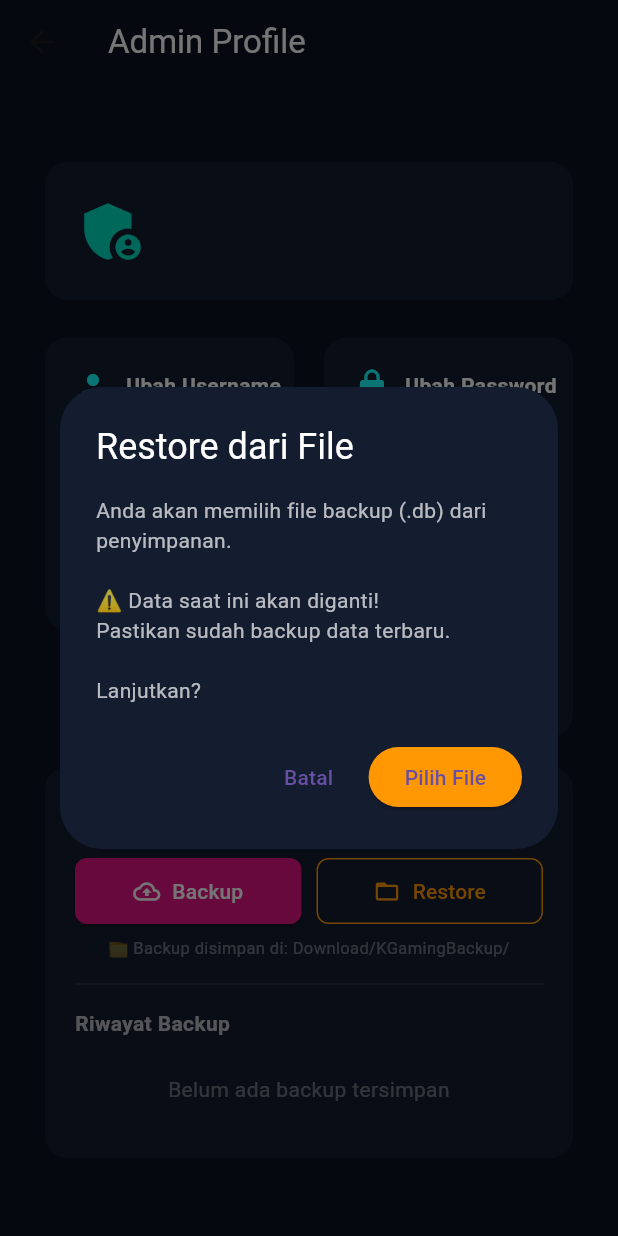
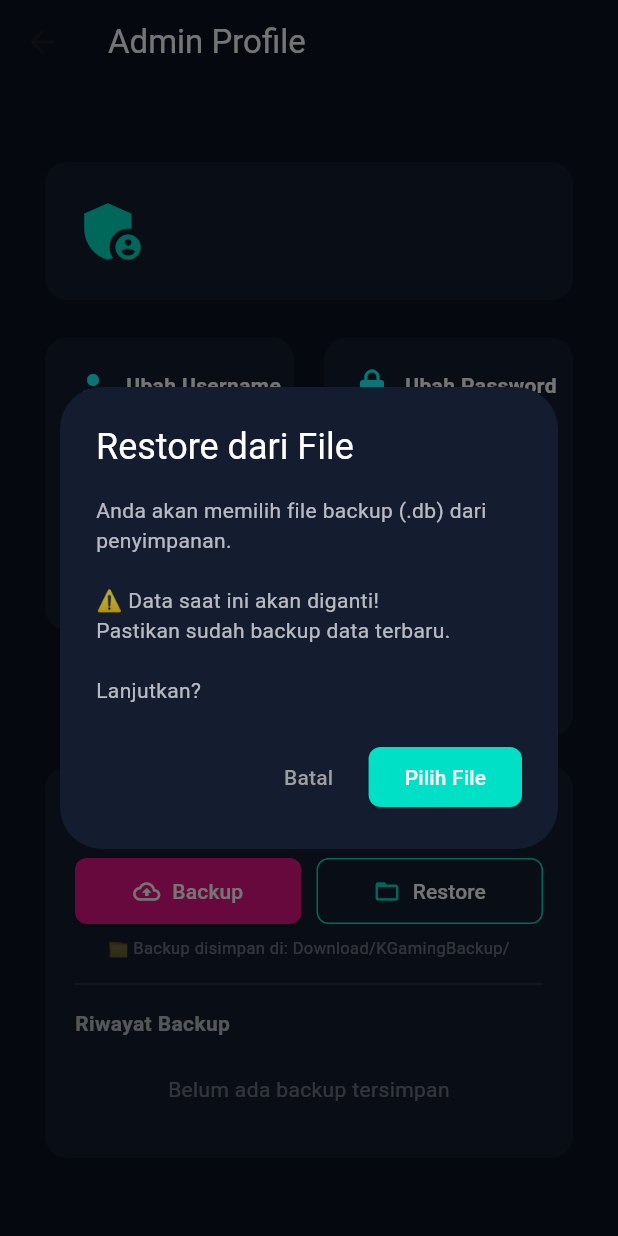
Before and after one commit to jepryanuslewi/k_gamingxcafe, a Flutter app: the EditProfileAdminScreen screen opened directly, after a tap on "Restore", on a phone screen of 412 x 824 dp. Run offline on Flutter 3.47's test engine with Material 3 defaults, Android fonts, the phone set to English and light mode, and no system bars; our stand-ins replace dropdown_search, file_picker, open_filex, pdf, permission_handler, share_plus and 2 more; missing offline and left inert: excel; accounts and stored records are empty.

Commit message:
Changes to be committed: 	modified:   lib/screens/dashboard/edit_profile_admin_screen.dart

```diff
--- a/lib/screens/dashboard/edit_profile_admin_screen.dart
+++ b/lib/screens/dashboard/edit_profile_admin_screen.dart
@@ -75,12 +75,20 @@ class _EditProfileAdminScreenState extends State<EditProfileAdminScreen> {
         actions: [
           TextButton(
             onPressed: () => Navigator.pop(context, false),
-            child: const Text('Batal'),
+            child: const Text('Batal', style: TextStyle(color: Colors.grey)),
           ),
           ElevatedButton(
             onPressed: () => Navigator.pop(context, true),
-            style: ElevatedButton.styleFrom(backgroundColor: Colors.orange),
-            child: const Text('Pilih File'),
+            style: ElevatedButton.styleFrom(
+              shape: RoundedRectangleBorder(
+                borderRadius: BorderRadius.circular(8),
+              ),
+              backgroundColor: Color(0xFF00E0C6),
+            ),
+            child: const Text(
+              'Pilih File',
+              style: TextStyle(color: Colors.white),
+            ),
           ),
         ],
       ),
@@ -376,19 +384,19 @@ class _EditProfileAdminScreenState extends State<EditProfileAdminScreen> {
                                     onPressed: _doRestoreFromPicker,
                                     icon: const Icon(
                                       Icons.folder_open_outlined,
-                                      color: Colors.orange,
+                                      color: Color(0xFF00E0C6),
                                       size: 18,
                                     ),
                                     label: const Text(
                                       'Restore',
-                                      style: TextStyle(color: Colors.orange),
+                                      style: TextStyle(color: Colors.white),
                                     ),
                                     style: OutlinedButton.styleFrom(
                                       shape: RoundedRectangleBorder(
                                         borderRadius: BorderRadius.circular(8),
                                       ),
                                       side: const BorderSide(
-                                        color: Colors.orange,
+                                        color: Color(0xFF00E0C6),
                                       ),
                                       padding: const EdgeInsets.symmetric(
                                         vertical: 12,
```
